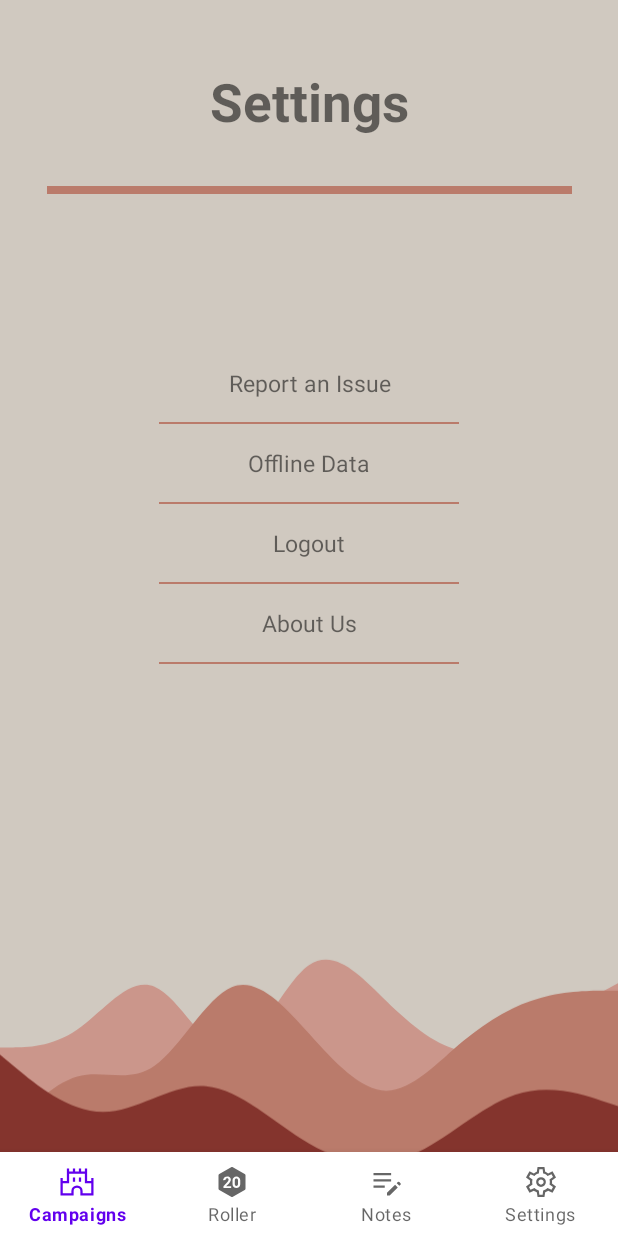
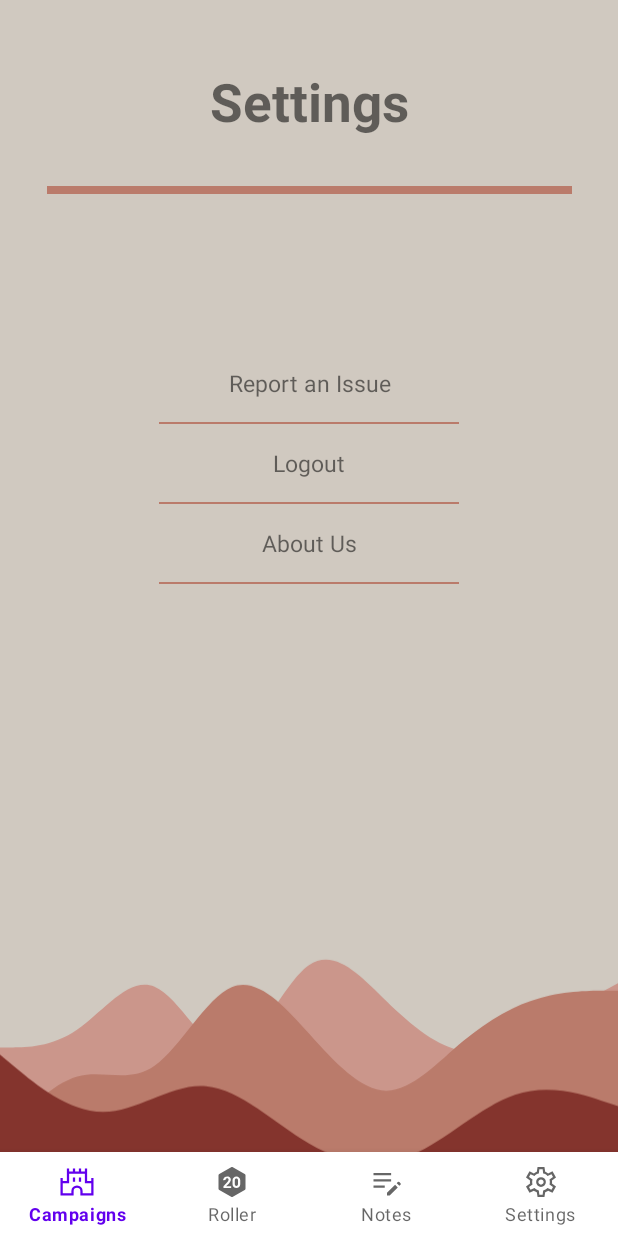
Before and after one commit to SCCapstone/BoredBards, an Android app: the layout settings_screen.xml on its own in the app's theme, with its tools: preview values and no code run, on a phone screen of 412 x 824 dp. Run offline under Robolectric (Android 15) with nearby library versions, the phone set to English and light mode, and no system bars.

Commit message:
Removed Offline Data from settings_activity (Closes #153)

```diff
--- a/app/src/main/java/com/example/bored_bard/UI_files/settings_activity.java
+++ b/app/src/main/java/com/example/bored_bard/UI_files/settings_activity.java
@@ -46,12 +46,10 @@ public class settings_activity extends AppCompatActivity {
         });
 
         TextView report = findViewById(R.id.reportIssue);
-        TextView offline_data = findViewById(R.id.offlineData);
         TextView about = findViewById(R.id.aboutUs);
         TextView logout = findViewById(R.id.logout);
 
         report.setOnClickListener(v -> reportNavigator());
-        offline_data.setOnClickListener(v -> offlineDataManagement());
         about.setOnClickListener(v -> aboutNavigator());
         logout.setOnClickListener(v -> logout());
     }
@@ -91,13 +89,4 @@ public class settings_activity extends AppCompatActivity {
             Log.e("Exception caught", e.toString());
         }
     }
-
-    /**
-     * when called, allows the user to change data management policies
-     */
-    private void offlineDataManagement() {
-//        startActivity(new Intent(getApplicationContext(), logout.class));
-//        overridePendingTransition(0, 0);
-
-    }
 }
--- a/app/src/main/res/layout/settings_screen.xml
+++ b/app/src/main/res/layout/settings_screen.xml
@@ -138,20 +138,6 @@
             android:background="@color/darkblushPink"/>
 
         <TextView
-            android:id="@+id/offlineData"
-            android:layout_width="fill_parent"
-            android:layout_height="wrap_content"
-            android:textAlignment="center"
-            android:padding="15dp"
-            android:text="@string/offline_data"
-            android:textSize="15sp" />
-        <View
-            android:id="@+id/div3"
-            android:layout_width="200dp"
-            android:layout_height="1dp"
-            android:background="@color/darkblushPink"/>
-
-        <TextView
             android:id="@+id/logout"
             android:layout_width="fill_parent"
             android:layout_height="wrap_content"
```
